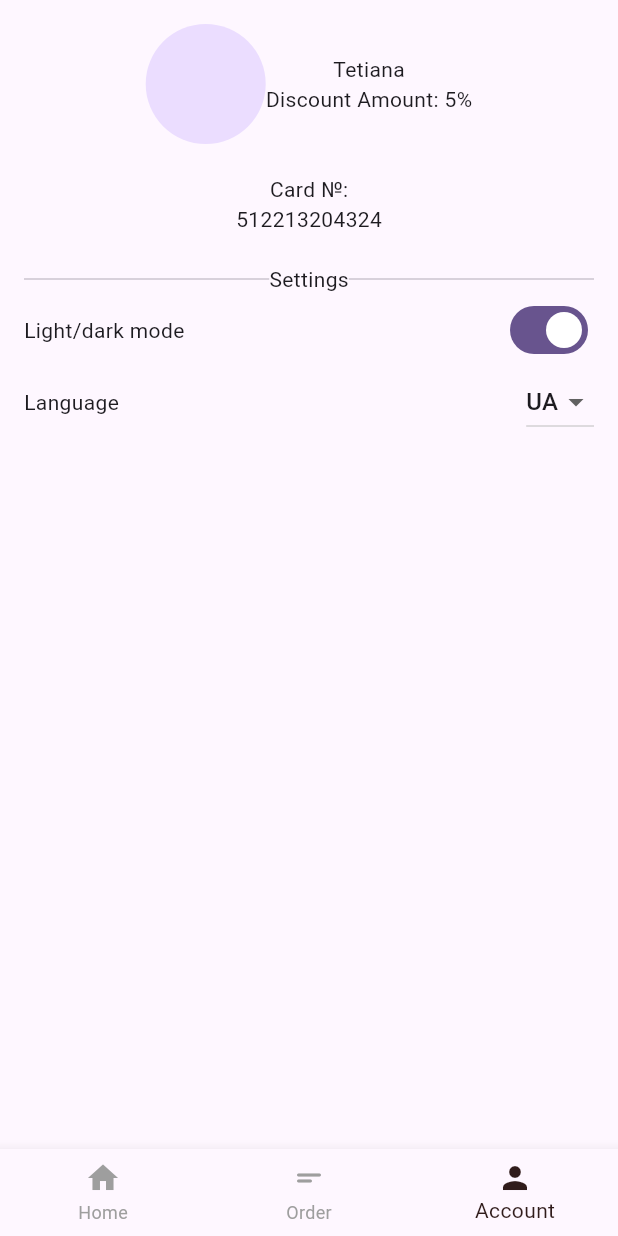
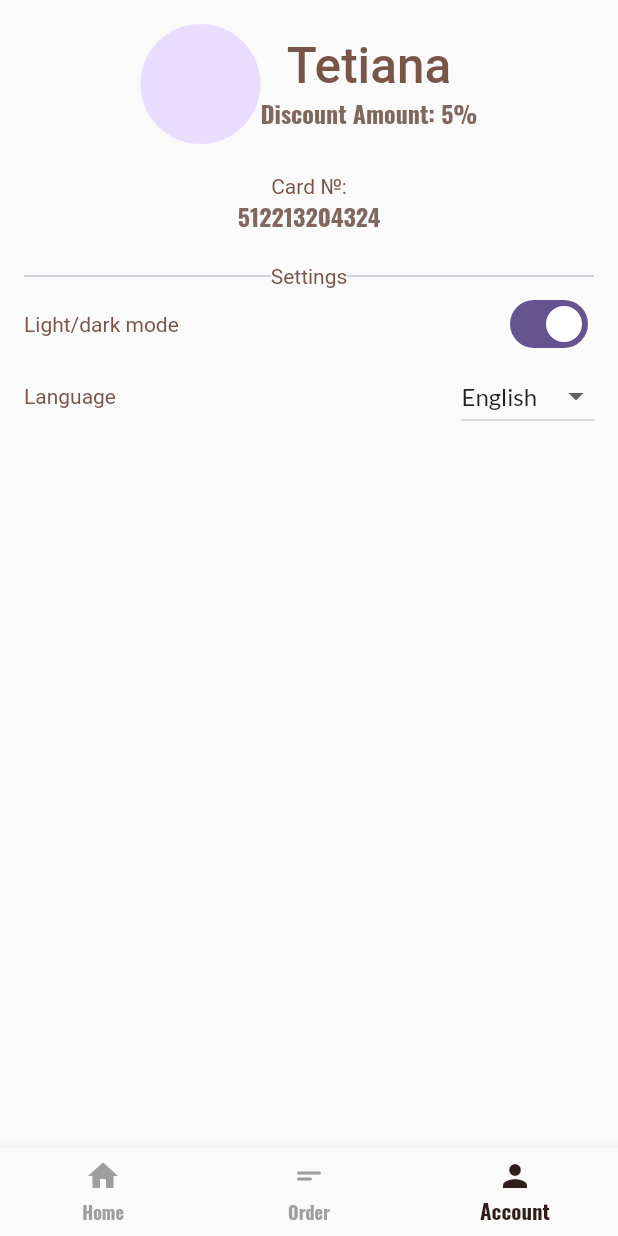
Before and after one commit to TetianaTort/cafe_app, a Flutter app: the screen it shows after launch, item 3 of the bottom bar chosen, on a phone screen of 412 x 824 dp. Run offline on Flutter 3.47's test engine with Material 2 defaults, Android fonts, the phone set to English and light mode, and no system bars; our stand-ins replace google_fonts; generated files the repository leaves out were written again.

Commit message:
locale + theme

```diff
--- /dev/null
+++ b/l10n.yaml
@@ -0,0 +1,3 @@
+arb-dir: lib/l10n
+template-arb-file: app_en.arb
+output-localization-file: app_localizations.dart
--- a/lib/account_screen.dart
+++ b/lib/account_screen.dart
@@ -1,4 +1,7 @@
+import 'package:cafe_app/model/settings.dart';
 import 'package:flutter/material.dart';
+import 'package:flutter_gen/gen_l10n/app_localizations.dart';
+import 'package:provider/provider.dart';
 
 class AccauntScreen extends StatefulWidget {
   const AccauntScreen({super.key});
@@ -12,79 +15,105 @@ class AccauntScreen extends StatefulWidget {
 }
 
 class _AccauntScreenState extends State<AccauntScreen> {
-  bool _isLightMode = true;
-  String _selectedItem = 'UA';
-  final List<String> _items = ['UA', 'EN'];
-
-  void _toggleTheme() {
-    setState(() {
-      _isLightMode = !_isLightMode;
-    });
-  }
-
   @override
   Widget build(BuildContext context) {
+    var translate = AppLocalizations.of(context)!;
+    var selectedLocale = Localizations.localeOf(context).toString();
+
     return Padding(
       padding: const EdgeInsets.all(16.0),
       child: Column(
         mainAxisAlignment: MainAxisAlignment.start,
         children: [
-          const Row(
+          Row(
             mainAxisAlignment: MainAxisAlignment.center,
             children: [
-              CircleAvatar(radius: 40),
+              const CircleAvatar(radius: 40),
               Column(
                 children: [
-                  Text(AccauntScreen.name),
-                  Text('Discount Amount: ${AccauntScreen.discount}%'),
+                  Text(
+                    AccauntScreen.name,
+                    style: Theme.of(context).textTheme.titleLarge,
+                  ),
+                  Text(
+                    '${translate.discountAmount} ${AccauntScreen.discount}%',
+                    style: Theme.of(context).textTheme.bodyMedium,
+                  ),
                 ],
               ),
             ],
           ),
           const SizedBox(height: 20),
-          const Text('Card №:'),
-          Text(AccauntScreen.cardNo.toString()),
+          Text(
+            translate.cardNo,
+            style: Theme.of(context).textTheme.bodySmall,
+          ),
+          Text(
+            AccauntScreen.cardNo.toString(),
+            style: Theme.of(context).textTheme.bodyMedium,
+          ),
           const SizedBox(height: 20),
-          const Row(
+          Row(
             children: [
-              Expanded(child: Divider()),
-              Text('Settings'),
-              Expanded(
+              const Expanded(child: Divider()),
+              Text(
+                translate.settings,
+                style: Theme.of(context).textTheme.bodySmall,
+              ),
+              const Expanded(
                 child: Divider(),
               ),
             ],
           ),
-          Row(
-            mainAxisAlignment: MainAxisAlignment.spaceBetween,
-            children: [
-              const Text('Light/dark mode'),
-              Switch.adaptive(
-                value: _isLightMode,
-                onChanged: (value) => _toggleTheme(),
-              ),
-            ],
+          // todo bloc with language + light dark mode
+          Consumer<SettingsModel>(
+            builder: (context, settingsModel, child) => Column(
+              children: [
+                Row(
+                  mainAxisAlignment: MainAxisAlignment.spaceBetween,
+                  children: [
+                    Text(
+                      translate.lightDarkMode,
+                      style: Theme.of(context).textTheme.bodySmall,
+                    ),
+                    Switch.adaptive(
+                      value: settingsModel.isLightTheme,
+                      onChanged: (value) {
+                        settingsModel.changeTheme(value);
+                      },
+                    ),
+                  ],
+                ),
+                Row(
+                  mainAxisAlignment: MainAxisAlignment.spaceBetween,
+                  children: [
+                    Text(
+                      'Language',
+                      style: Theme.of(context).textTheme.bodySmall,
+                    ),
+                    DropdownButton(
+                      value: selectedLocale,
+                      items: [
+                        DropdownMenuItem(
+                          value: "en",
+                          child: Text(translate.pageSettingsInputLanguage("en")),
+                        ),
+                        DropdownMenuItem(
+                          value: "uk",
+                          child: Text(translate.pageSettingsInputLanguage("uk")),
+                        )
+                      ],
+                      onChanged: (String? value) {
+                        if (value != null) {
+                          settingsModel.set(Locale(value));
+                        }
+                      },
+                    ),
+                  ],
+                )
+              ],
+            ),
           ),
-          Row(
-            mainAxisAlignment: MainAxisAlignment.spaceBetween,
-            children: [
-              const Text('Language'),
-              DropdownButton(
-                  value: _selectedItem,
-                  items: _items.map((String item) {
-                    return DropdownMenuItem<String>(
-                      value: item,
-                      child: Text(item),
-                    );
-                  }).toList(),
-                  onChanged: (String? selectedItem) {
-                    if (selectedItem != null) {
-                      setState(() {
-                        _selectedItem = selectedItem;
-                      });
-                    }
-                  })
-            ],
-          )
         ],
       ),
     );
--- a/lib/main.dart
+++ b/lib/main.dart
@@ -1,5 +1,9 @@
 import 'package:cafe_app/home_screen.dart';
+import 'package:cafe_app/model/settings.dart';
+import 'package:cafe_app/utils/custom_theme.dart';
 import 'package:flutter/material.dart';
+import 'package:flutter_gen/gen_l10n/app_localizations.dart';
+import 'package:provider/provider.dart';
 
 void main() {
   runApp(const MyApp());
@@ -8,17 +12,42 @@ void main() {
 class MyApp extends StatelessWidget {
   const MyApp({super.key});
 
-  // This widget is the root of your application.
   @override
   Widget build(BuildContext context) {
-    return MaterialApp(
-      title: 'Cafe app',
-      debugShowCheckedModeBanner: false,
-      theme: ThemeData(
-        colorScheme: ColorScheme.fromSeed(seedColor: Colors.deepPurple),
-        useMaterial3: true,
+    return ChangeNotifierProvider(
+      create: (context) => SettingsModel(),
+      child: Consumer<SettingsModel>(
+        builder: (context, settingsModel, child) => MaterialApp(
+          title: 'Cafe app',
+          debugShowCheckedModeBanner: false,
+          theme: settingsModel.isLightTheme ? CustomTheme.lightTheme : CustomTheme.darkTheme,
+          // theme: CustomTheme.lightTheme,
+          // darkTheme: CustomTheme.darkTheme,
+          localizationsDelegates: AppLocalizations.localizationsDelegates,
+          supportedLocales: AppLocalizations.supportedLocales,
+          locale: settingsModel.locale,
+          home: const HomeNavigation(),
+        ),
       ),
-      home: const HomeNavigation(),
     );
   }
+  // Widget build(BuildContext context) {
+  //   return MaterialApp(
+  //     title: 'Cafe app',
+  // debugShowCheckedModeBanner: false,
+  // theme: CustomTheme.lightTheme,
+  // darkTheme: CustomTheme.darkTheme,
+  //     localizationsDelegates: const [
+  //       AppLocalizations.delegate,
+  //       GlobalMaterialLocalizations.delegate,
+  //       GlobalWidgetsLocalizations.delegate,
+  //       GlobalCupertinoLocalizations.delegate,
+  //     ],
+  //     supportedLocales: const [
+  //       Locale('en'),
+  //       Locale('uk'),
+  //     ],
+  //     home: const HomeNavigation(),
+  //   );
+  // }
 }
--- /dev/null
+++ b/lib/model/settings.dart
@@ -0,0 +1,21 @@
+import 'package:flutter/material.dart';
+
+class SettingsModel extends ChangeNotifier {
+  Locale? _locale;
+  TextTheme? _textTheme;
+  bool _isLightTheme = true;
+
+  Locale? get locale => _locale;
+  TextTheme? get textTheam => _textTheme;
+  bool get isLightTheme => _isLightTheme;
+
+  void set(Locale locale) {
+    _locale = locale;
+    notifyListeners();
+  }
+
+  void changeTheme(bool isLightTheme) {
+    _isLightTheme = isLightTheme;
+    notifyListeners();
+  }
+}
--- /dev/null
+++ b/lib/utils/custom_theme.dart
@@ -0,0 +1,73 @@
+import 'package:flutter/material.dart';
+import 'package:google_fonts/google_fonts.dart';
+
+//main themes
+
+class CustomTheme {
+  static ThemeData get lightTheme {
+    var kColorScheme = ColorScheme.fromSeed(
+      seedColor: const Color.fromARGB(255, 96, 59, 181),
+    );
+    return ThemeData().copyWith(
+      useMaterial3: true,
+      colorScheme: kColorScheme,
+      appBarTheme: const AppBarTheme().copyWith(
+        backgroundColor: kColorScheme.onPrimaryContainer,
+        foregroundColor: kColorScheme.primaryContainer,
+      ),
+      textTheme: GoogleFonts.latoTextTheme().copyWith(
+        titleLarge: const TextStyle(
+          fontSize: 33,
+          color: Colors.brown,
+        ),
+        bodySmall: GoogleFonts.aBeeZee(
+          textStyle: const TextStyle(
+            fontSize: 14,
+            color: Colors.brown,
+          ),
+        ),
+        bodyMedium: GoogleFonts.oswald(
+          textStyle: const TextStyle(
+            fontSize: 16,
+            color: Color.fromARGB(255, 129, 104, 95),
+            fontWeight: FontWeight.bold,
+          ),
+        ),
+      ),
+    );
+  }
+
+  static ThemeData get darkTheme {
+    var kDarkColorScheme = ColorScheme.fromSeed(
+      brightness: Brightness.dark,
+      seedColor: const Color.fromARGB(255, 5, 99, 125),
+    );
+    return ThemeData.dark().copyWith(
+      useMaterial3: true,
+      colorScheme: kDarkColorScheme,
+      cardTheme: const CardTheme().copyWith(
+        color: kDarkColorScheme.secondaryContainer,
+        margin: const EdgeInsets.symmetric(horizontal: 16, vertical: 8),
+      ),
+      textTheme: GoogleFonts.latoTextTheme().copyWith(
+        titleLarge: const TextStyle(
+          fontSize: 33,
+          color: Colors.white,
+        ),
+        bodySmall: GoogleFonts.aBeeZee(
+          textStyle: const TextStyle(
+            fontSize: 14,
+            color: Colors.white,
+          ),
+        ),
+        bodyMedium: GoogleFonts.oswald(
+          textStyle: const TextStyle(
+            fontSize: 16,
+            color: Color.fromARGB(255, 201, 201, 201),
+            fontWeight: FontWeight.bold,
+          ),
+        ),
+      ),
+    );
+  }
+}
--- a/pubspec.yaml
+++ b/pubspec.yaml
@@ -35,6 +35,10 @@ dependencies:
   # The following adds the Cupertino Icons font to your application.
   # Use with the CupertinoIcons class for iOS style icons.
   cupertino_icons: ^1.0.2
+  google_fonts: ^6.1.0
+  flutter_localizations:
+    sdk: flutter
+  provider: ^6.0.5
 
 dev_dependencies:
   flutter_test:
@@ -57,7 +61,7 @@ flutter:
   # included with your application, so that you can use the icons in
   # the material Icons class.
   uses-material-design: true
-
+  generate: true
   # To add assets to your application, add an assets section, like this:
   assets:
     - lib/global/assets/
```
Also changed, not shown: lib/l10n/app_en.arb (added, +31 -0 lines), lib/l10n/app_uk.arb (added, +17 -0 lines), lesson10.gif (added), pubspec.lock, 11 other files.
